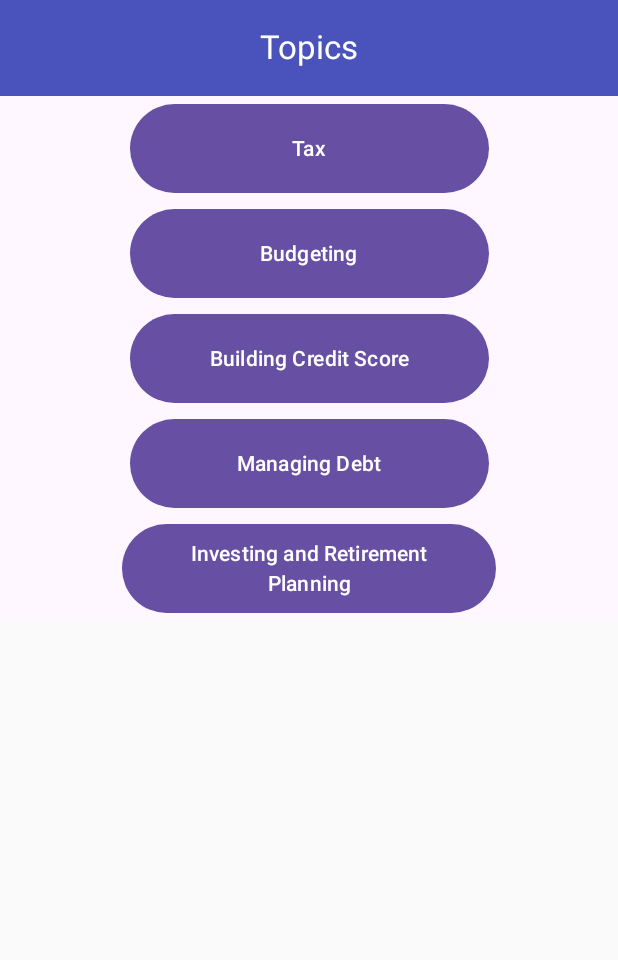
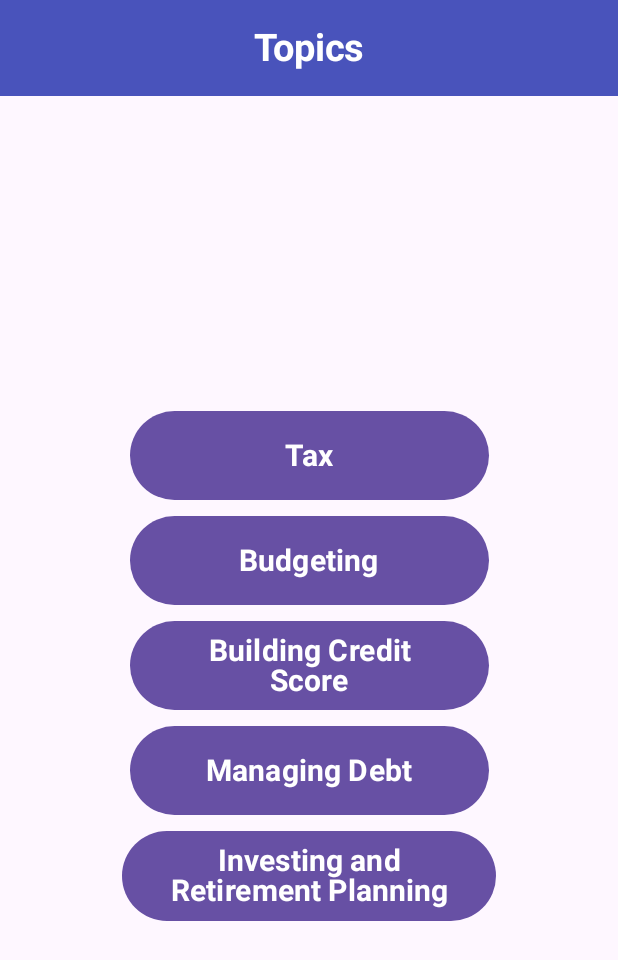
Before and after one commit to PAJK87/CS639-Final, an Android app built with Jetpack Compose: the TopicActivity screen opened directly, with no data from a screen before it, on a phone screen of 412 x 824 dp. Shown: the top 960 px of the screen. Run offline under Robolectric (Android 15) with nearby library versions, the phone set to English and light mode, and no system bars.

Commit message:
Changed styling, added new activity, and cleaned up dependencies/imports

```diff
--- a/FinMinds/app/build.gradle
+++ b/FinMinds/app/build.gradle
@@ -1,6 +1,7 @@
 plugins {
     id 'com.android.application'
     id 'org.jetbrains.kotlin.android'
+    id 'com.google.gms.google-services'
 }
 
 android {
@@ -63,6 +64,7 @@ dependencies {
     implementation 'com.squareup.retrofit2:retrofit:2.9.0'
     implementation 'com.squareup.retrofit2:converter-gson:2.9.0'
     implementation platform('androidx.compose:compose-bom:2022.10.00')
+    implementation 'com.google.firebase:firebase-database:20.2.1'
     testImplementation 'junit:junit:4.13.2'
     androidTestImplementation 'androidx.test.ext:junit:1.1.5'
     androidTestImplementation 'androidx.test.espresso:espresso-core:3.5.1'
--- a/FinMinds/app/src/main/AndroidManifest.xml
+++ b/FinMinds/app/src/main/AndroidManifest.xml
@@ -49,6 +49,11 @@
             android:label="@string/title_newsactivity"
             android:theme="@style/Theme.FinMinds" />
         <activity
+            android:name=".RandomQuizActivity"
+            android:exported="false"
+            android:label="RandomQuiz"
+            android:theme="@style/Theme.FinMinds" />
+        <activity
             android:name=".MainActivity"
             android:exported="true"
             android:theme="@style/Theme.FinMinds">
--- a/FinMinds/app/src/main/java/com/example/finminds/NewsApiService.kt
+++ b/FinMinds/app/src/main/java/com/example/finminds/NewsApiService.kt
@@ -1,11 +1,10 @@
 package com.example.finminds
 
-import retrofit2.http.GET
 import retrofit2.Retrofit
 import retrofit2.converter.gson.GsonConverterFactory
+import retrofit2.http.GET
 
 const val BASE_URL = "https://newsapi.org/v2/"
-//const val API_KEY = "eb28e9e5a11e47c39191ba2b13309091"
 const val API_KEY = "fed5b3657d734724a8c3fa420653f725"
 
 interface NewsApiService {
--- a/FinMinds/app/src/main/java/com/example/finminds/TopicActivity.kt
+++ b/FinMinds/app/src/main/java/com/example/finminds/TopicActivity.kt
@@ -4,7 +4,9 @@ import android.content.Intent
 import android.os.Bundle
 import androidx.activity.ComponentActivity
 import androidx.activity.compose.setContent
+import androidx.compose.foundation.layout.Arrangement
 import androidx.compose.foundation.layout.Column
+import androidx.compose.foundation.layout.fillMaxSize
 import androidx.compose.foundation.layout.height
 import androidx.compose.foundation.layout.padding
 import androidx.compose.foundation.layout.width
@@ -19,10 +21,12 @@ import androidx.compose.ui.Alignment
 import androidx.compose.ui.Modifier
 import androidx.compose.ui.graphics.Color
 import androidx.compose.ui.platform.LocalContext
+import androidx.compose.ui.text.font.FontWeight
 import androidx.compose.ui.text.style.TextAlign
 import androidx.compose.ui.text.style.TextOverflow
 import androidx.compose.ui.tooling.preview.Preview
 import androidx.compose.ui.unit.dp
+import androidx.compose.ui.unit.sp
 import com.example.finminds.ui.theme.FinMindsTheme
 
 class TopicActivity : ComponentActivity() {
@@ -55,6 +59,8 @@ fun TopicAppBar(){
                 maxLines = 1,
                 overflow = TextOverflow.Ellipsis,
                 color = Color.White,
+                fontWeight = FontWeight.Bold,
+                fontSize = 25.sp
             )
         }
     )
@@ -65,7 +71,9 @@ fun TopicAppBar(){
 @Composable
 fun TopicBox(){
     Column(
-        horizontalAlignment = Alignment.CenterHorizontally
+        horizontalAlignment = Alignment.CenterHorizontally,
+        verticalArrangement = Arrangement.Center,
+        modifier = Modifier.fillMaxSize(),
     ) {
         TaxButton()
         BudgetingButton()
@@ -89,7 +97,11 @@ fun TaxButton(){
             .width(250.dp)
             .padding(5.dp)
     ) {
-        Text(text = "Tax")
+        Text(
+            text = "Tax",
+            fontWeight = FontWeight.Bold,
+            fontSize = 20.sp
+        )
     }
 }
 @Composable
@@ -105,7 +117,11 @@ fun BudgetingButton(){
             .width(250.dp)
             .padding(5.dp)
     ) {
-        Text(text = "Budgeting")
+        Text(
+            text = "Budgeting",
+            fontWeight = FontWeight.Bold,
+            fontSize = 20.sp
+        )
     }
 }
 @Composable
@@ -121,7 +137,12 @@ fun BuildingCSButton(){
             .width(250.dp)
             .padding(5.dp)
     ) {
-        Text(text = "Building Credit Score")
+        Text(
+            text = "Building Credit Score",
+            fontWeight = FontWeight.Bold,
+            fontSize = 20.sp,
+            textAlign = TextAlign.Center
+        )
     }
 }
 @Composable
@@ -137,7 +158,11 @@ fun ManagingDebt(){
             .width(250.dp)
             .padding(5.dp)
     ) {
-        Text(text = "Managing Debt")
+        Text(
+            text = "Managing Debt",
+            fontWeight = FontWeight.Bold,
+            fontSize = 20.sp
+        )
     }
 }
 @Composable
@@ -149,12 +174,15 @@ fun InvAndRetPlanning(){
             context.startActivity(intent)
         },
         modifier = Modifier
-            .height(70.dp)
+//            .height(70.dp)
             .width(260.dp)
             .padding(5.dp)
     ) {
-        Text(text = "Investing and Retirement Planning",
-            textAlign = TextAlign.Center
+        Text(
+            text = "Investing and Retirement Planning",
+            textAlign = TextAlign.Center,
+            fontWeight = FontWeight.Bold,
+            fontSize = 20.sp
             )
     }
 }
@@ -167,8 +195,8 @@ fun TopicPreview() {
         Column(
             horizontalAlignment = Alignment.CenterHorizontally
         ) {
-            MyAppBar()
-            ButtonBox()
+            TopicAppBar()
+            TopicBox()
         }
     }
 }
--- a/FinMinds/app/src/main/java/com/example/finminds/ui/theme/Theme.kt
+++ b/FinMinds/app/src/main/java/com/example/finminds/ui/theme/Theme.kt
@@ -70,8 +70,8 @@ package com.example.finminds.ui.theme
 //}
 import androidx.compose.foundation.isSystemInDarkTheme
 import androidx.compose.material3.MaterialTheme
+import androidx.compose.material3.darkColorScheme
 import androidx.compose.material3.lightColorScheme
-import androidx.compose.material3.darkColorScheme
 import androidx.compose.runtime.Composable
 
 
```
Also changed, not shown: FinMinds/app/src/main/java/com/example/finminds/MainActivity.kt (+9 -15 lines), FinMinds/app/src/main/java/com/example/finminds/ManageDebtActivity.kt (+16 -20 lines), FinMinds/app/src/main/java/com/example/finminds/NewsActivity.kt (+19 -38 lines), FinMinds/app/src/main/java/com/example/finminds/RandomQuizActivity.kt (added, +277 -0 lines), FinMinds/app/src/main/java/com/example/finminds/TaxActivity.kt (+16 -21 lines), FinMinds/build.gradle (+14 -3 lines), 1 other file.
